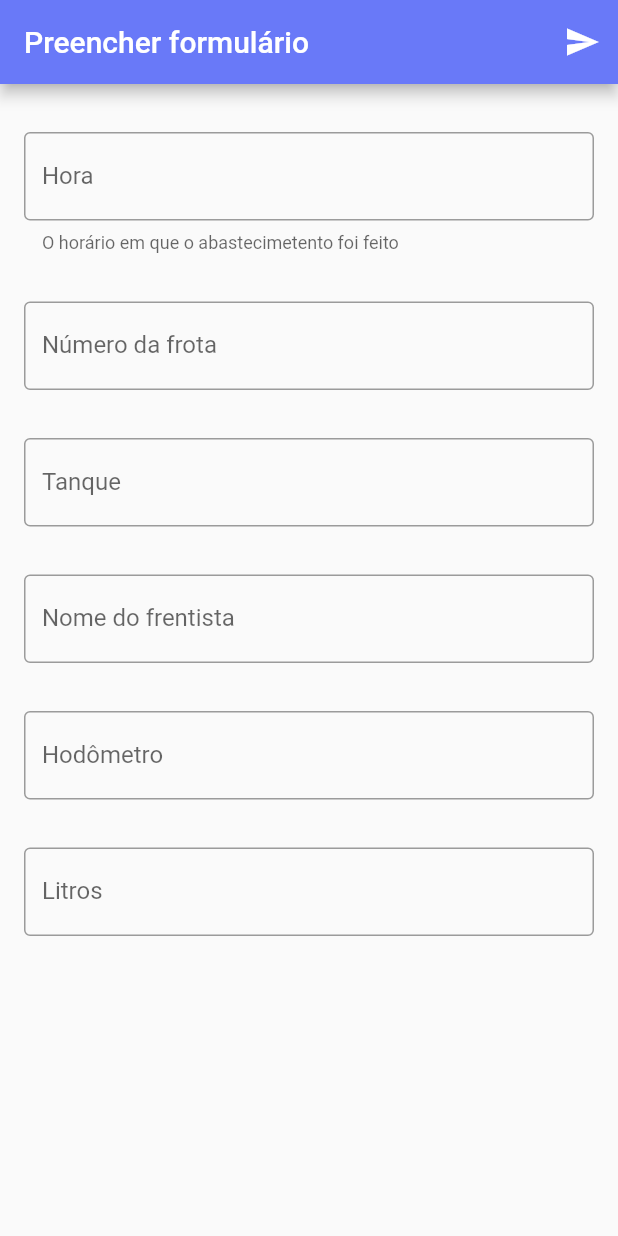
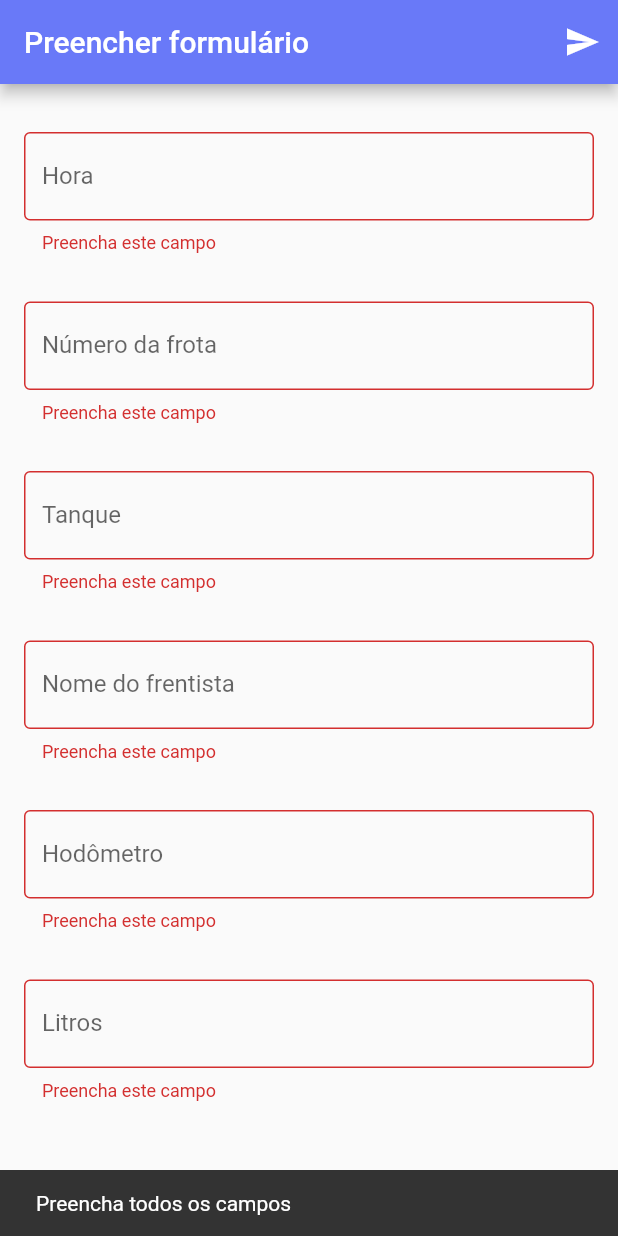
Before and after one commit to fhsbatista/mais-data, a Flutter app: the screen it shows after launch, after a tap on the "send" icon, on a phone screen of 412 x 824 dp. Run offline on Flutter 3.47's test engine with Material 2 defaults, Android fonts, the phone set to English and light mode, and no system bars; our stand-ins replace mask_text_input_formatter.

Commit message:
added validation to form

```diff
--- a/lib/fill_form/fill_form_page.dart
+++ b/lib/fill_form/fill_form_page.dart
@@ -1,5 +1,6 @@
 import 'package:flutter/material.dart';
 import 'package:flutter/services.dart';
+import 'package:maisdata/shared/field_validators.dart';
 import 'package:maisdata/shared/formatters.dart';
 import 'package:mask_text_input_formatter/mask_text_input_formatter.dart';
 import 'package:url_launcher/url_launcher.dart';
@@ -17,22 +18,36 @@ class _FillFormPageState extends State<FillFormPage> {
   String hodometro = "";
   String litros = "";
 
+  final _formKey = GlobalKey<FormState>();
+
   @override
   Widget build(BuildContext context) {
     return Scaffold(
       appBar: AppBar(
         title: Text('Preencher formulário'),
         actions: <Widget>[
-          IconButton(
+          Builder(
+            builder: (context) => IconButton(
                 icon: Icon(Icons.send),
                 onPressed: () {
-                _sendEmail(hora, frota, tanque, frentista, hodometro, litros);
-              })
+                  if (_formKey.currentState.validate()) {
+                    _sendEmail(
+                        hora, frota, tanque, frentista, hodometro, litros);
+                  } else {
+                    Scaffold.of(context).showSnackBar(SnackBar(
+                      content: Text('Preencha todos os campos'),
+                      duration: Duration(milliseconds: 1000),
+                    ));
+                  }
+                }),
+          )
         ],
       ),
       body: Padding(
         padding: const EdgeInsets.all(16.0),
         child: SingleChildScrollView(
+          child: Form(
+            key: _formKey,
             child: Column(
               children: <Widget>[
                 Container(
@@ -46,6 +61,7 @@ class _FillFormPageState extends State<FillFormPage> {
                     onChanged: (text) {
                       hora = text;
                     },
+                    validator: emptynessValidator,
                     decoration: InputDecoration(
                         border: OutlineInputBorder(),
                         labelText: 'Hora',
@@ -60,6 +76,7 @@ class _FillFormPageState extends State<FillFormPage> {
                     onChanged: (text) {
                       frota = text;
                     },
+                    validator: emptynessValidator,
                     decoration: InputDecoration(
                       border: OutlineInputBorder(),
                       labelText: 'Número da frota',
@@ -73,6 +90,7 @@ class _FillFormPageState extends State<FillFormPage> {
                     onChanged: (text) {
                       tanque = text;
                     },
+                    validator: emptynessValidator,
                     decoration: InputDecoration(
                       border: OutlineInputBorder(),
                       labelText: 'Tanque',
@@ -87,6 +105,7 @@ class _FillFormPageState extends State<FillFormPage> {
                     onChanged: (text) {
                       frentista = text;
                     },
+                    validator: emptynessValidator,
                     decoration: InputDecoration(
                       border: OutlineInputBorder(),
                       labelText: 'Nome do frentista',
@@ -101,6 +120,7 @@ class _FillFormPageState extends State<FillFormPage> {
                     onChanged: (text) {
                       hodometro = text;
                     },
+                    validator: emptynessValidator,
                     decoration: InputDecoration(
                       border: OutlineInputBorder(),
                       labelText: 'Hodômetro',
@@ -115,6 +135,7 @@ class _FillFormPageState extends State<FillFormPage> {
                     onChanged: (text) {
                       litros = text;
                     },
+                    validator: emptynessValidator,
                     decoration: InputDecoration(
                       border: OutlineInputBorder(),
                       labelText: 'Litros',
@@ -122,6 +143,7 @@ class _FillFormPageState extends State<FillFormPage> {
                   ),
                 )
               ],
+            ),
           ),
         ),
       ),
@@ -142,6 +164,7 @@ class _FillFormPageState extends State<FillFormPage> {
 
     String url =
         "mailto:<fernandohsbatista@gmail.com>?subject=<teste>&body=$body";
+
     await launch(url);
   }
 }
--- /dev/null
+++ b/lib/shared/field_validators.dart
@@ -0,0 +1,6 @@
+String emptynessValidator(value) {
+    if (value.isEmpty) {
+      return 'Preencha este campo';
+    }
+    return null;
+  }
```
Lines whose indentation alone changed are shown as unchanged.
